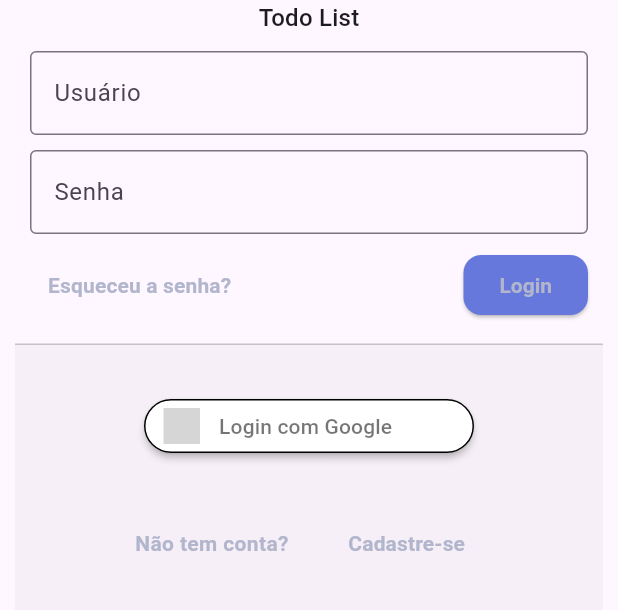
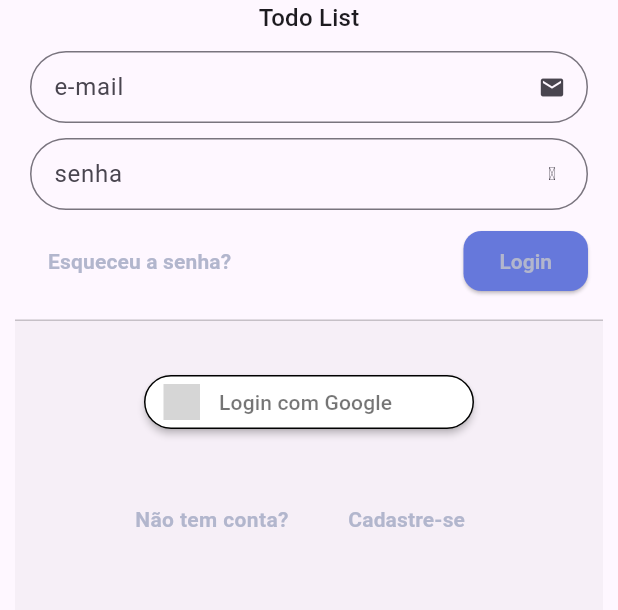
Before and after one commit to waldirdev01/todo_list_provider, a Flutter app: the screen it shows after launch, on a phone screen of 412 x 824 dp, the part 300-910 px from its top. Run offline on Flutter 3.47's test engine with Material 3 defaults, Android fonts, the phone set to English and light mode, and no system bars; our stand-ins replace flutter_signin_button, google_fonts, sqflite, sqflite_common, synchronized; accounts and stored records are empty; grey boxes are pictures that could not be loaded.

Commit message:
TextFormField customizado

```diff
--- /dev/null
+++ b/lib/app/core/ui/toto_list_icons.dart
@@ -0,0 +1,32 @@
+/// Flutter icons Toto_list_icons
+/// Copyright (C) 2023 by original authors @ fluttericon.com, fontello.com
+/// This font was generated by FlutterIcon.com, which is derived from Fontello.
+///
+/// To use this font, place it in your fonts/ directory and include the
+/// following in your pubspec.yaml
+///
+/// flutter:
+///   fonts:
+///    - family:  Toto_list_icons
+///      fonts:
+///       - asset: fonts/Toto_list_icons.ttf
+///
+///
+/// * Font Awesome 5, Copyright (C) 2016 by Dave Gandy
+///         Author:    Dave Gandy
+///         License:   SIL (https://github.com/FortAwesome/Font-Awesome/blob/master/LICENSE.txt)
+///         Homepage:  http://fortawesome.github.com/Font-Awesome/
+///
+import 'package:flutter/widgets.dart';
+
+class TodoListIcons {
+  TodoListIcons._();
+
+  static const _kFontFam = 'TodoListIcons';
+  static const String? _kFontPkg = null;
+
+  static const IconData eye =
+      IconData(0xf06e, fontFamily: _kFontFam, fontPackage: _kFontPkg);
+  static const IconData eye_slash =
+      IconData(0xf070, fontFamily: _kFontFam, fontPackage: _kFontPkg);
+}
--- /dev/null
+++ b/lib/app/core/widget/todo_list_field.dart
@@ -0,0 +1,58 @@
+import 'package:flutter/material.dart';
+import 'package:todo_list_provider/app/core/ui/toto_list_icons.dart';
+
+class TodoListField extends StatelessWidget {
+  final String label;
+  final TextEditingController? controller;
+  final FormFieldValidator<String>? validator;
+  final IconButton? suffixIcon;
+  bool? obscureText;
+  final ValueNotifier<bool> obscureTextVN;
+  TodoListField(
+      {super.key,
+      required this.label,
+      this.controller,
+      this.validator,
+      this.suffixIcon,
+      this.obscureText = false})
+      : assert(obscureText == true ? suffixIcon == null : true,
+            'obscureText não pode ser passado em conjunto com suffixIcon'),
+        obscureTextVN = ValueNotifier(obscureText!);
+
+  @override
+  Widget build(BuildContext context) {
+    return ValueListenableBuilder(
+        valueListenable: obscureTextVN,
+        builder: (_, obscureTextValue, child) {
+          return TextFormField(
+            controller: controller,
+            validator: validator,
+            obscureText: obscureTextValue,
+            decoration: InputDecoration(
+              isDense: true,
+              labelText: label,
+              border: OutlineInputBorder(
+                borderRadius: BorderRadius.circular(30),
+              ),
+              errorBorder: OutlineInputBorder(
+                  borderRadius: BorderRadius.circular(30),
+                  borderSide: const BorderSide(color: Colors.red)),
+              suffixIcon: suffixIcon ??
+                  (obscureText == true
+                      ? IconButton(
+                          onPressed: () {
+                            obscureTextVN.value = !obscureTextVN.value;
+                          },
+                          icon: Icon(
+                            obscureTextValue
+                                ? TodoListIcons.eye
+                                : TodoListIcons.eye_slash,
+                            size: 12,
+                          ),
+                        )
+                      : null),
+            ),
+          );
+        });
+  }
+}
--- a/lib/app/modules/auth/login/login_page.dart
+++ b/lib/app/modules/auth/login/login_page.dart
@@ -2,7 +2,8 @@ import 'package:flutter/material.dart';
 import 'package:flutter_signin_button/button_list.dart';
 import 'package:flutter_signin_button/button_view.dart';
 import 'package:todo_list_provider/app/core/ui/theme_extensions.dart';
-import 'package:todo_list_provider/app/widget/todo_list_logo.dart';
+import 'package:todo_list_provider/app/core/widget/todo_list_field.dart';
+import 'package:todo_list_provider/app/core/widget/todo_list_logo.dart';
 
 class LoginPage extends StatefulWidget {
   const LoginPage({super.key});
@@ -32,18 +33,15 @@ class _LoginPageState extends State<LoginPage> {
                     child: Form(
                       child: Column(
                         children: [
-                          TextFormField(
-                            decoration: const InputDecoration(
-                              labelText: 'Usuário',
-                              border: OutlineInputBorder(),
-                            ),
+                          TodoListField(
+                            label: 'e-mail',
+                            suffixIcon: IconButton(
+                                onPressed: () {}, icon: Icon(Icons.email)),
                           ),
                           const SizedBox(height: 10),
-                          TextFormField(
-                            decoration: const InputDecoration(
-                              labelText: 'Senha',
-                              border: OutlineInputBorder(),
-                            ),
+                          TodoListField(
+                            label: 'senha',
+                            obscureText: true,
                           ),
                           const SizedBox(height: 10),
                           Row(
```
Also changed, not shown: pubspec.yaml (+6 -1 lines), assets/fonts/Todo_list_icons.ttf (added), lib/app/core/widget/todo_list_logo.dart (renamed from lib/app/widget/todo_list_logo.dart), 3 other files.
